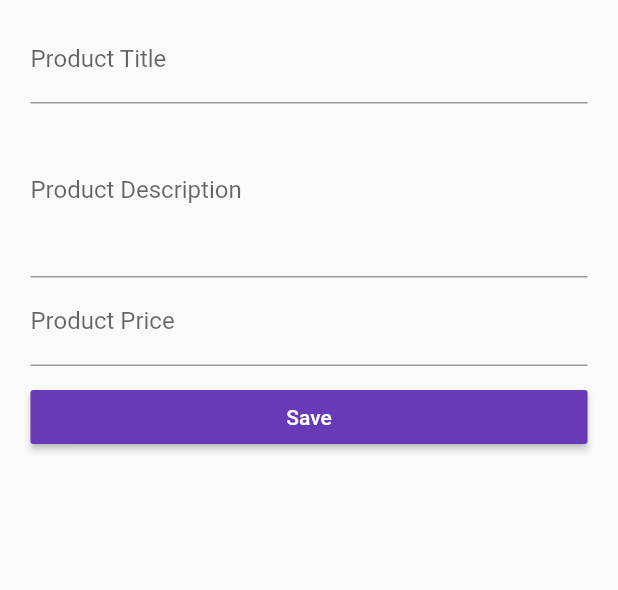
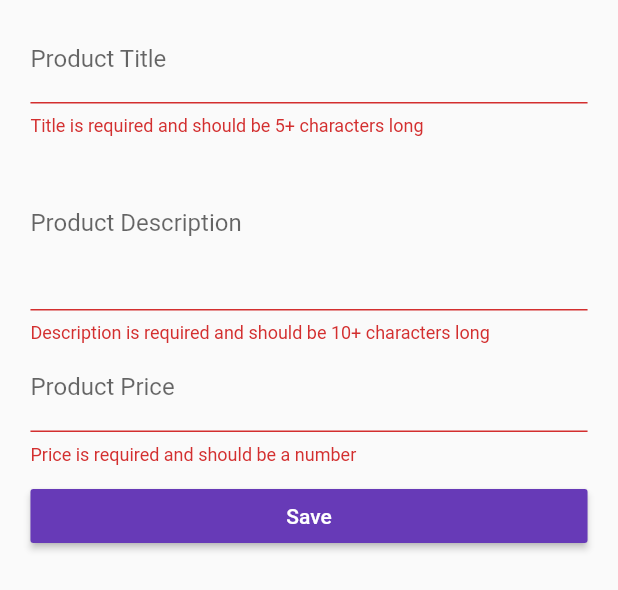
Before and after one commit to jcoppis/flutterFirstApp, a Flutter app: the ProductCreatePage widget shown alone on an empty page, opened directly with empty values, after a tap on "Save", on a phone screen of 412 x 824 dp. Shown: the top 590 px of the screen. Run offline on Flutter 3.47's test engine with Material 2 defaults, Android fonts, the phone set to English and light mode, and no system bars; project files that could hold a hidden picture were left out.

Commit message:
add forms

```diff
--- a/lib/pages/product_create.dart
+++ b/lib/pages/product_create.dart
@@ -12,70 +12,89 @@ class ProductCreatePage extends StatefulWidget {
 }
 
 class _ProductCreatePageState extends State<ProductCreatePage> {
-  String _titleValue = '';
-  String _descriptionValue = '';
-  double _priceValue = 0.0;
+  final Map<String, dynamic> _formData = {
+    'title': null,
+    'description': null,
+    'price': null,
+    'image': 'assets/images/gatos.jpeg',
+  };
+  final GlobalKey<FormState> _formKey = GlobalKey<FormState>();
 
   Widget _buildTitleTextField() {
-    return TextField(
+    return TextFormField(
       decoration: InputDecoration(labelText: 'Product Title'),
-      onChanged: (String value) {
-        setState(() {
-          _titleValue = value;
-        });
+      validator: (String value) {
+        if (value.isEmpty || value.length < 5) {
+          return 'Title is required and should be 5+ characters long';
+        }
+      },
+      onSaved: (String value) {
+        _formData['title'] = value;
       },
     );
   }
 
   Widget _buildDescriptionTextField() {
-    return TextField(
+    return TextFormField(
       decoration: InputDecoration(labelText: 'Product Description'),
       maxLines: 4,
-      onChanged: (String value) {
-        setState(() {
-          _descriptionValue = value;
-        });
+      validator: (String value) {
+        if (value.isEmpty || value.length < 10) {
+          return 'Description is required and should be 10+ characters long';
+        }
+      },
+      onSaved: (String value) {
+        _formData['description'] = value;
       },
     );
   }
 
-  Widget _BuildPriceTextField() {
-    return TextField(
+  Widget _buildPriceTextField() {
+    return TextFormField(
       decoration: InputDecoration(labelText: 'Product Price'),
       keyboardType: TextInputType.number,
-      onChanged: (String value) {
-        setState(() {
-          _priceValue = double.parse(value);
-        });
+      validator: (String value) {
+        if (value.isEmpty ||
+            !RegExp(r'^(?:[1-9]\d*|0)?(?:\.\d+)?$').hasMatch(value)) {
+          return 'Price is required and should be a number';
+        }
+      },
+      onSaved: (String value) {
+        _formData['price'] = double.parse(value);
       },
     );
   }
 
   void _submitForm() {
-    final Map<String, dynamic> product = {
-      'title': _titleValue,
-      'description': _descriptionValue,
-      'price': _priceValue,
-      'image': 'assets/images/gatos.jpeg'
-    };
-    widget.addProduct(product);
+    if (!_formKey.currentState.validate()) {
+      return;
+    }
+    _formKey.currentState.save();
+    widget.addProduct(_formData);
     Navigator.pushReplacementNamed(context, '/products');
   }
 
   @override
   Widget build(BuildContext context) {
     final double _deviceWidth = MediaQuery.of(context).size.width;
-    final double _targetWidth = _deviceWidth > 550.0 ? 500.0 : _deviceWidth * 0.95;
+    final double _targetWidth =
+        _deviceWidth > 550.0 ? 500.0 : _deviceWidth * 0.95;
     final double _targetPadding = _deviceWidth - _targetWidth;
     // no retorno Scaffold porque es cargada desde un tab
-    return Container(
+    return GestureDetector(
+      onTap: () {
+        FocusScope.of(context).requestFocus(FocusNode());
+      },
+      child: Container(
         margin: EdgeInsets.all(10.0),
+        child: Form(
+          key: _formKey,
           child: ListView(
-        padding: EdgeInsets.symmetric(horizontal: _targetPadding/2),
+            padding: EdgeInsets.symmetric(horizontal: _targetPadding / 2),
             children: <Widget>[
               _buildTitleTextField(),
               _buildDescriptionTextField(),
-          _BuildPriceTextField(),
+              _buildPriceTextField(),
               SizedBox(
                 height: 10.0,
               ),
@@ -86,6 +105,8 @@ class _ProductCreatePageState extends State<ProductCreatePage> {
               )
             ],
           ),
+        ),
+      ),
     );
   }
 }
```
Also changed, not shown: lib/pages/auth.dart (+42 -25 lines). Lines whose indentation alone changed are shown as unchanged.
